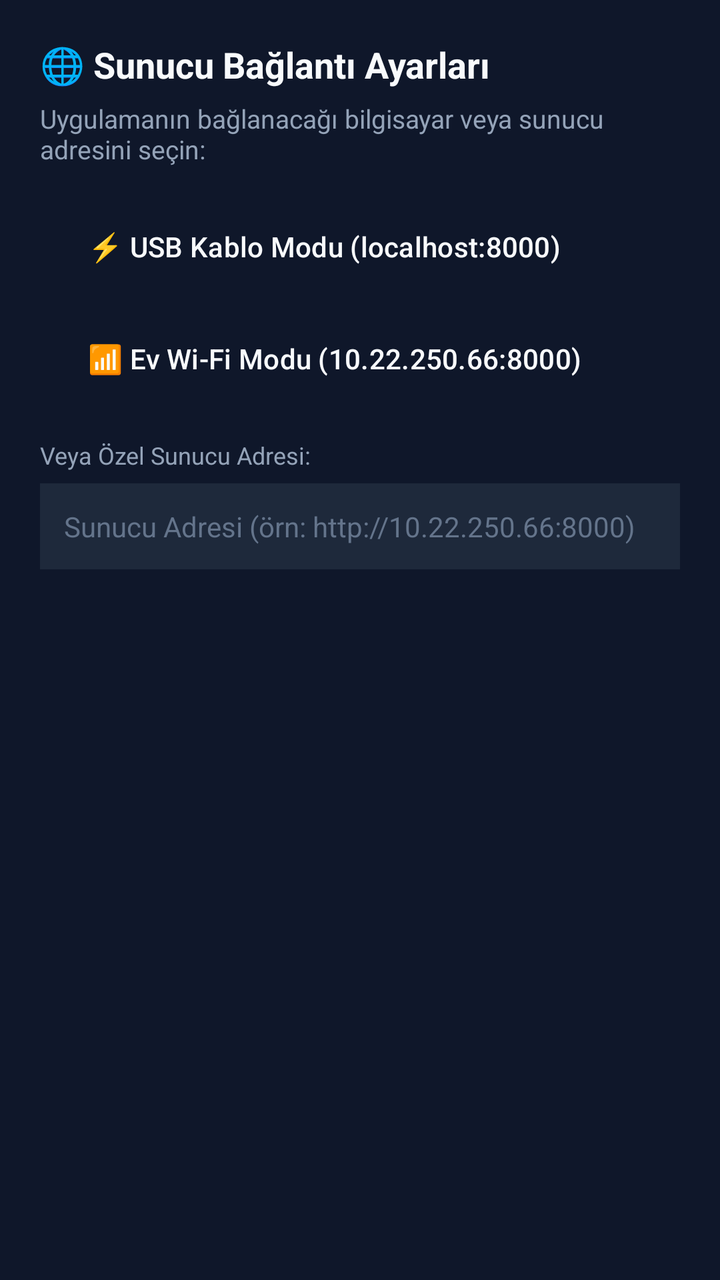
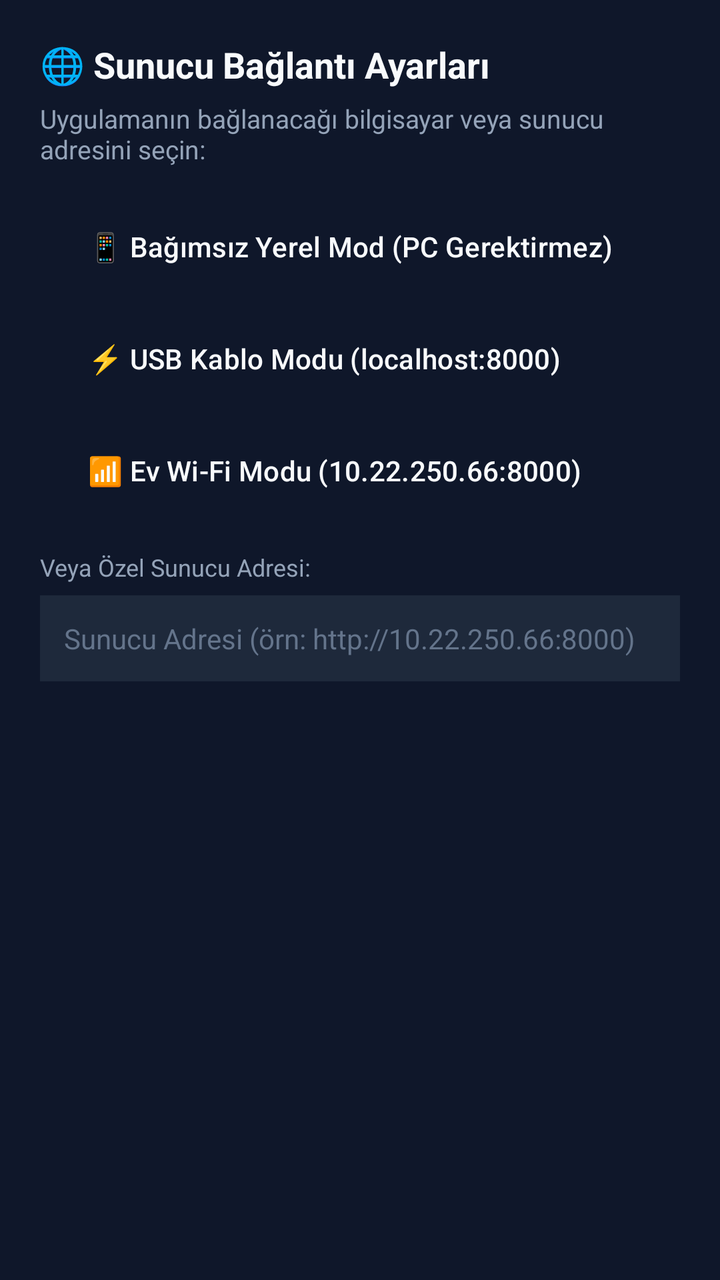

Before-and-after screenshots of an Android layout around one commit, followed by the original layout XML and the change that was made.
<!-- AndroidManifest.xml: application theme Theme.Asistan -->
<!-- res/layout/dialog_server_config.xml -->
<?xml version="1.0" encoding="utf-8"?>
<LinearLayout xmlns:android="http://schemas.android.com/apk/res/android"
    android:layout_width="match_parent"
    android:layout_height="wrap_content"
    android:background="@color/surface"
    android:orientation="vertical"
    android:padding="20dp">

    <TextView
        android:layout_width="wrap_content"
        android:layout_height="wrap_content"
        android:text="🌐 Sunucu Bağlantı Ayarları"
        android:textColor="@color/text_primary"
        android:textSize="18sp"
        android:textStyle="bold" />

    <TextView
        android:layout_width="wrap_content"
        android:layout_height="wrap_content"
        android:layout_marginTop="6dp"
        android:text="Uygulamanın bağlanacağı bilgisayar veya sunucu adresini seçin:"
        android:textColor="@color/text_secondary"
        android:textSize="13sp" />

    <Button
        android:id="@+id/btnQuickUsb"
        style="@style/Widget.Material3.Button.TonalButton"
        android:layout_width="match_parent"
        android:layout_height="wrap_content"
        android:layout_marginTop="16dp"
        android:gravity="start|center_vertical"
        android:text="@string/mode_usb"
        android:textColor="@color/text_primary" />

    <Button
        android:id="@+id/btnQuickWifi"
        style="@style/Widget.Material3.Button.TonalButton"
        android:layout_width="match_parent"
        android:layout_height="wrap_content"
        android:layout_marginTop="8dp"
        android:gravity="start|center_vertical"
        android:text="@string/mode_wifi"
        android:textColor="@color/text_primary" />

    <TextView
        android:layout_width="wrap_content"
        android:layout_height="wrap_content"
        android:layout_marginTop="16dp"
        android:text="Veya Özel Sunucu Adresi:"
        android:textColor="@color/text_secondary"
        android:textSize="12sp" />

    <EditText
        android:id="@+id/editServerUrl"
        android:layout_width="match_parent"
        android:layout_height="wrap_content"
        android:layout_marginTop="6dp"
        android:background="#1e293b"
        android:hint="@string/server_url_hint"
        android:inputType="textUri"
        android:padding="12dp"
        android:textColor="@color/text_primary"
        android:textColorHint="#64748b"
        android:textSize="14sp" />

</LinearLayout>
<!-- resources referenced by this layout -->
<resources>
  <color name="surface">#0f172a</color>
  <color name="text_primary">#f8fafc</color>
  <color name="text_secondary">#94a3b8</color>
  <string name="mode_usb">⚡ USB Kablo Modu (localhost:8000)</string>
  <string name="mode_wifi">📶 Ev Wi-Fi Modu (10.22.250.66:8000)</string>
  <string name="server_url_hint">Sunucu Adresi (örn: http://10.22.250.66:8000)</string>
  <style name="Theme.Asistan" parent="Theme.Material3.Dark.NoActionBar">
          <item name="colorPrimary">@color/primary</item>
          <item name="colorPrimaryVariant">@color/primary_variant</item>
          <item name="colorSecondary">@color/secondary</item>
          <item name="android:statusBarColor">@color/background</item>
          <item name="android:navigationBarColor">@color/background</item>
          <item name="android:windowBackground">@color/background</item>
          <item name="android:windowLightStatusBar" tools:targetApi="m">false</item>
      </style>
  <color name="primary">#38bdf8</color>
  <color name="primary_variant">#0284c7</color>
  <color name="secondary">#6366f1</color>
  <color name="background">#0b0f19</color>
</resources>

<!-- the commit's change to res/layout/dialog_server_config.xml (unified diff, before → after) -->
@@ -23,11 +23,21 @@
         android:textSize="13sp" />
 
     <Button
+        android:id="@+id/btnQuickLocal"
+        style="@style/Widget.Material3.Button.TonalButton"
+        android:layout_width="match_parent"
+        android:layout_height="wrap_content"
+        android:layout_marginTop="16dp"
+        android:gravity="start|center_vertical"
+        android:text="@string/mode_local"
+        android:textColor="@color/text_primary" />
+
+    <Button
         android:id="@+id/btnQuickUsb"
         style="@style/Widget.Material3.Button.TonalButton"
         android:layout_width="match_parent"
         android:layout_height="wrap_content"
-        android:layout_marginTop="16dp"
+        android:layout_marginTop="8dp"
         android:gravity="start|center_vertical"
         android:text="@string/mode_usb"
         android:textColor="@color/text_primary" />
<!-- resource entries referenced after the edit -->
@@ -3,6 +3,7 @@
   <color name="surface">#0f172a</color>
   <color name="text_primary">#f8fafc</color>
   <color name="text_secondary">#94a3b8</color>
+  <string name="mode_local">📱 Bağımsız Yerel Mod (PC Gerektirmez)</string>
   <string name="mode_usb">⚡ USB Kablo Modu (localhost:8000)</string>
   <string name="mode_wifi">📶 Ev Wi-Fi Modu (10.22.250.66:8000)</string>
   <string name="server_url_hint">Sunucu Adresi (örn: http://10.22.250.66:8000)</string>
